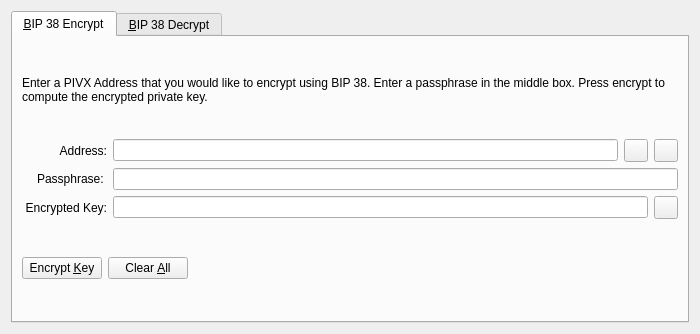
Qt form src/qt/forms/bip38tooldialog.ui (smupyknight/htc-pivx) before a commit.
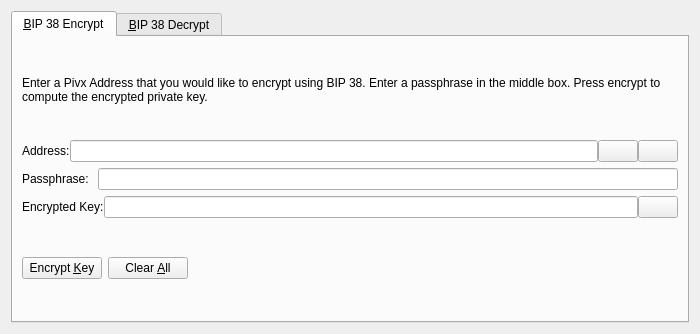
The same form after that commit. The open tabs and pages were chosen to show the change. Icons and pictures are not drawn. Custom widgets are drawn as their Qt base class.

Commit message: Checkout to PIVX v3.0.6

The edit to the form file:
```diff
--- a/src/qt/forms/bip38tooldialog.ui
+++ b/src/qt/forms/bip38tooldialog.ui
@@ -30,7 +30,7 @@
        <item>
         <widget class="QLabel" name="infoLabel_ENC">
          <property name="text">
-          <string>Enter a PIVX Address that you would like to encrypt using BIP 38. Enter a passphrase in the middle box. Press encrypt to compute the encrypted private key.</string>
+          <string>Enter a Pivx Address that you would like to encrypt using BIP 38. Enter a passphrase in the middle box. Press encrypt to compute the encrypted private key.</string>
          </property>
          <property name="textFormat">
           <enum>Qt::PlainText</enum>
@@ -42,17 +42,11 @@
        </item>
        <item>
         <layout class="QHBoxLayout" name="horizontalLayout_1_ENC">
+         <property name="spacing">
+          <number>0</number>
+         </property>
          <item>
           <widget class="QLabel" name="label_5">
-           <property name="alignment">
-            <set>Qt::AlignRight|Qt::AlignTrailing|Qt::AlignVCenter</set>
-           </property>
-           <property name="minimumSize">
-            <size>
-             <width>85</width>
-             <height>0</height>
-            </size>
-           </property>
            <property name="text">
             <string>Address:</string>
            </property>
@@ -66,7 +60,7 @@
           </widget>
          </item>
          <item>
-          <widget class="QToolButton" name="addressBookButton_ENC">
+          <widget class="QPushButton" name="addressBookButton_ENC">
            <property name="toolTip">
             <string>Choose previously used address</string>
            </property>
@@ -80,10 +74,13 @@
            <property name="shortcut">
             <string>Alt+A</string>
            </property>
+           <property name="autoDefault">
+            <bool>false</bool>
+           </property>
           </widget>
          </item>
          <item>
-          <widget class="QToolButton" name="pasteButton_ENC">
+          <widget class="QPushButton" name="pasteButton_ENC">
            <property name="toolTip">
             <string>Paste address from clipboard</string>
            </property>
@@ -97,6 +94,9 @@
            <property name="shortcut">
             <string>Alt+P</string>
            </property>
+           <property name="autoDefault">
+            <bool>false</bool>
+           </property>
           </widget>
          </item>
         </layout>
@@ -105,15 +105,6 @@
         <layout class="QHBoxLayout" name="horizontalLayout_5">
          <item>
           <widget class="QLabel" name="label_6">
-           <property name="alignment">
-            <set>Qt::AlignRight|Qt::AlignTrailing|Qt::AlignVCenter</set>
-           </property>
-           <property name="minimumSize">
-            <size>
-             <width>85</width>
-             <height>0</height>
-            </size>
-           </property>
            <property name="text">
             <string>Passphrase: </string>
            </property>
@@ -130,17 +121,11 @@
        </item>
        <item>
         <layout class="QHBoxLayout" name="horizontalLayout_2_ENC">
+         <property name="spacing">
+          <number>0</number>
+         </property>
          <item>
           <widget class="QLabel" name="encryptedKeyLabel_ENC">
-           <property name="alignment">
-            <set>Qt::AlignRight|Qt::AlignTrailing|Qt::AlignVCenter</set>
-           </property>
-           <property name="minimumSize">
-            <size>
-             <width>85</width>
-             <height>0</height>
-            </size>
-           </property>
            <property name="text">
             <string>Encrypted Key:</string>
            </property>
@@ -162,7 +147,7 @@
           </widget>
          </item>
          <item>
-          <widget class="QToolButton" name="copyKeyButton_ENC">
+          <widget class="QPushButton" name="copyKeyButton_ENC">
            <property name="toolTip">
             <string>Copy the current signature to the system clipboard</string>
            </property>
@@ -173,6 +158,9 @@
             <iconset resource="../pivx.qrc">
              <normaloff>:/icons/editcopy</normaloff>:/icons/editcopy</iconset>
            </property>
+           <property name="autoDefault">
+            <bool>false</bool>
+           </property>
           </widget>
          </item>
         </layout>
```
Left out of the diff: 50 changed lines with no effect on the pictures. The commit also changes 674 other files.
